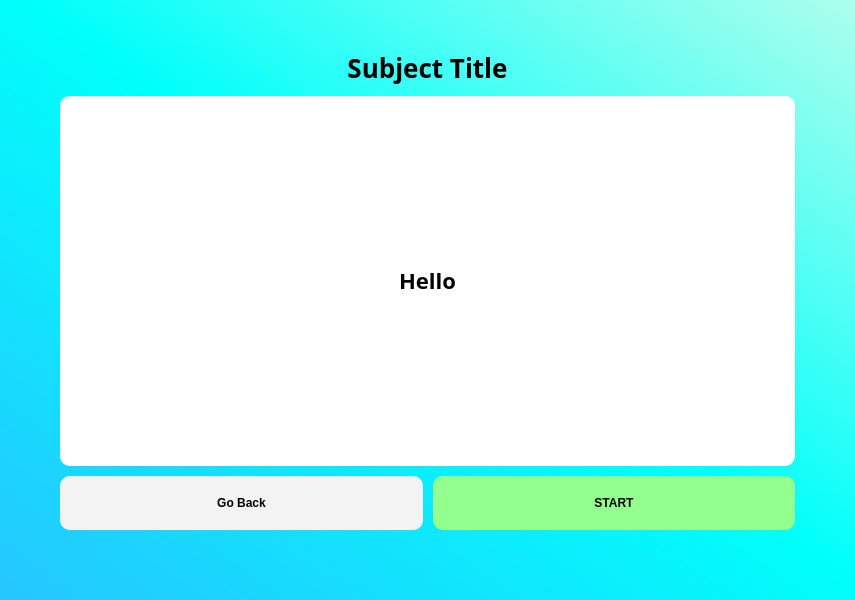
This is src/screens/subject.ui in jshperalta/ai-englishTutor as Qt 5 draws it before an edit. The edited form follows.
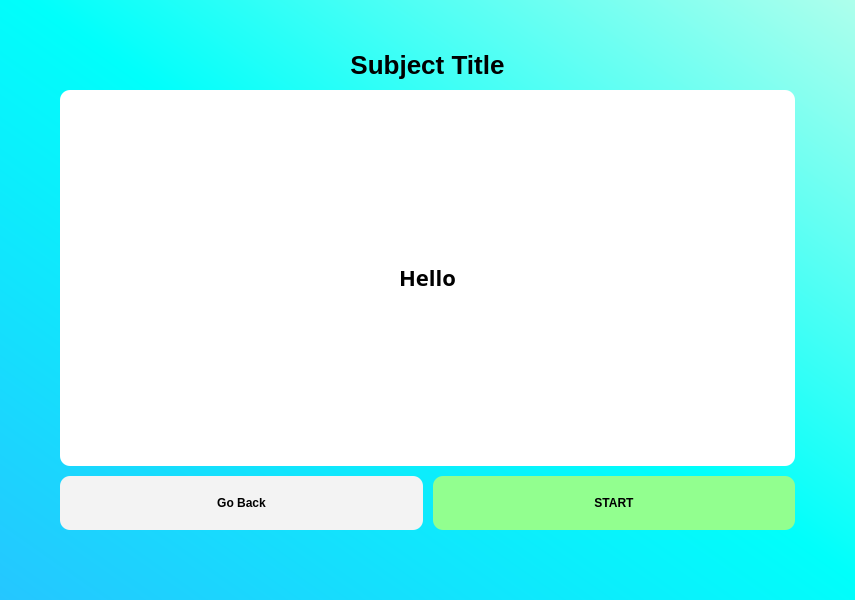
This is the edited form.

```diff
--- a/src/screens/subject.ui
+++ b/src/screens/subject.ui
@@ -13,7 +13,7 @@
   <property name="maximumSize">
    <size>
     <width>1920</width>
-    <height>1080</height>
+    <height>1200</height>
    </size>
   </property>
   <property name="windowTitle">
@@ -50,7 +50,6 @@
      </property>
      <property name="font">
       <font>
-       <family>Gilroy SemiBold</family>
        <pointsize>-1</pointsize>
        <weight>99</weight>
        <bold>true</bold>
@@ -137,7 +136,6 @@
        <pointsize>-1</pointsize>
        <weight>75</weight>
        <bold>true</bold>
-       <underline>false</underline>
       </font>
      </property>
      <property name="styleSheet">
```
